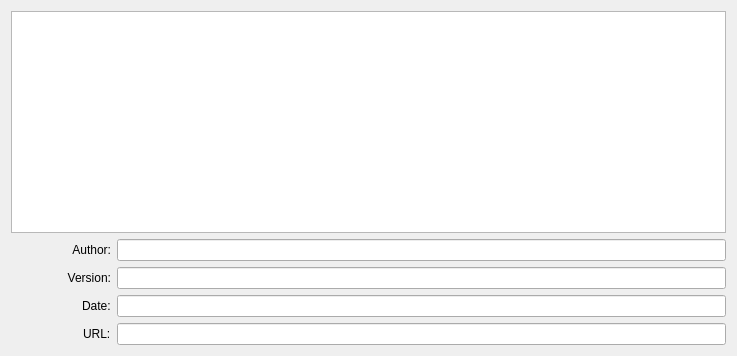
Before: the Qt Designer form ui/a2element/nfo_edit.ui in ewerybody/a2, drawn with Qt 5.
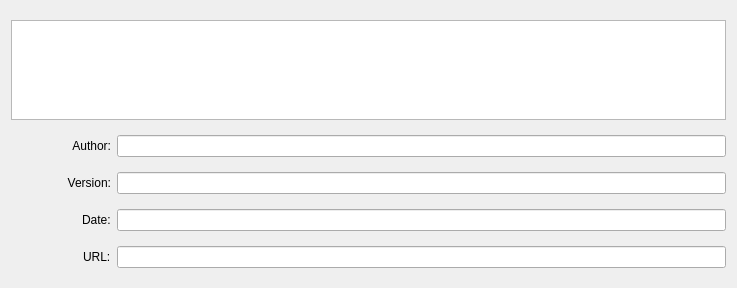
After: the same form once the commit is applied.

Commit message: nfo element reloads ui

The edit to the form file:
```diff
--- a/ui/a2element/nfo_edit.ui
+++ b/ui/a2element/nfo_edit.ui
@@ -7,7 +7,7 @@
     <x>0</x>
     <y>0</y>
     <width>737</width>
-    <height>356</height>
+    <height>288</height>
    </rect>
   </property>
   <property name="windowTitle">
@@ -21,7 +21,14 @@
     <set>Qt::AlignRight|Qt::AlignTrailing|Qt::AlignVCenter</set>
    </property>
    <item row="0" column="0" colspan="2">
-    <widget class="QTextEdit" name="cfg_description"/>
+    <widget class="QTextEdit" name="cfg_description">
+     <property name="maximumSize">
+      <size>
+       <width>16777215</width>
+       <height>100</height>
+      </size>
+     </property>
+    </widget>
    </item>
    <item row="1" column="0">
     <widget class="QLabel" name="internalNameLabel">
```
The commit also changes 2 other files.
